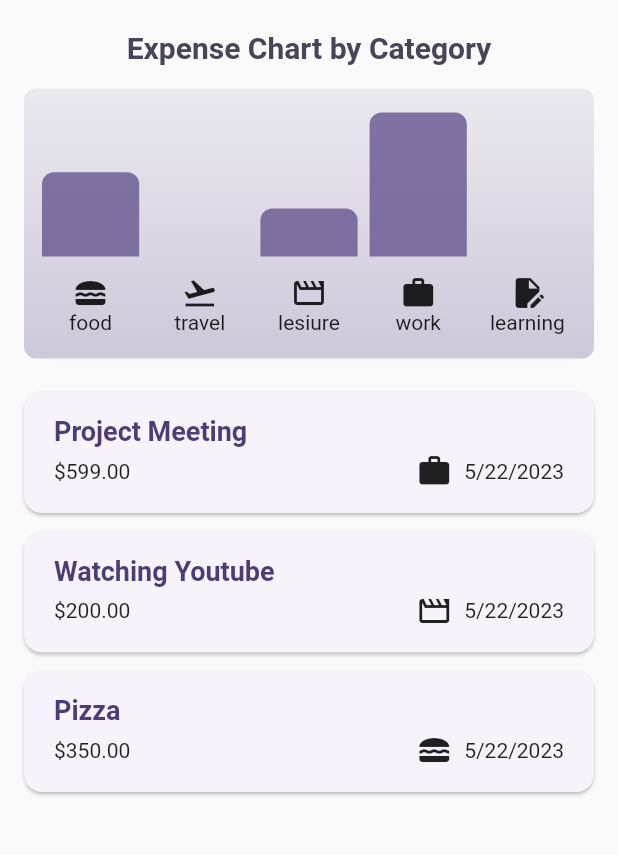
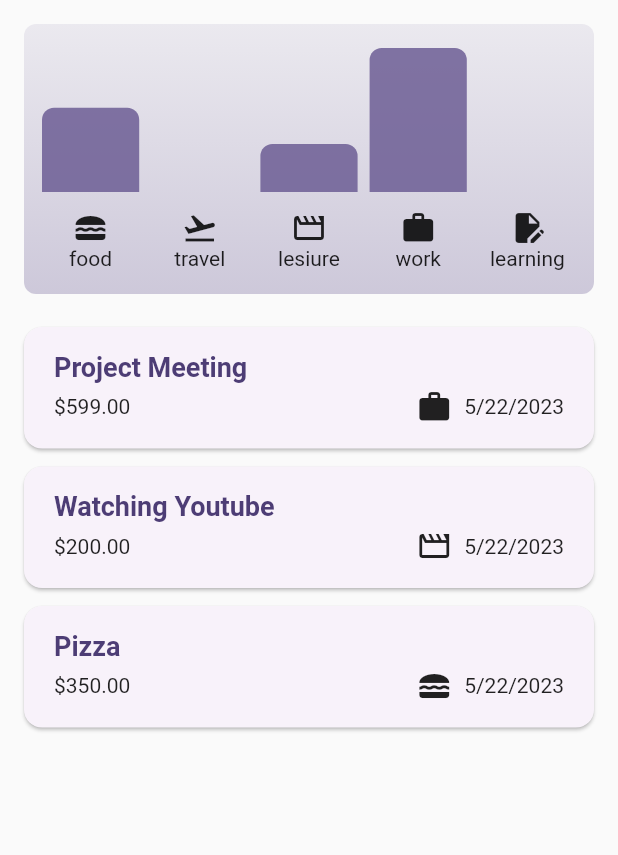
Before and after one commit to TeniG/Flutter_Expense_Tracker_App, a Flutter app: the screen it shows after launch, on a phone screen of 412 x 824 dp, the part 84-939 px from its top. Run offline on Flutter 3.47's test engine with Material 2 defaults, Android fonts, the phone set to English and light mode, and no system bars.

Commit message:
- code refactored removed the Chart Title

```diff
--- a/lib/widgets/expense_modal.dart
+++ b/lib/widgets/expense_modal.dart
@@ -108,8 +108,13 @@ class _ExpensesState extends State<ExpenseModal> {
 
   @override
   Widget build(BuildContext context) {
-    return Padding(
-      padding: const EdgeInsets.fromLTRB(30, 56, 30, 30),
+  // to get the ui element height which is overlapped (i.e keyboard)
+
+    return SizedBox(
+      height: double.infinity, // to make modal to take full height in landscape
+      child: SingleChildScrollView(
+        child: Padding(
+          padding:  const EdgeInsets.fromLTRB(30, 56, 30, 30),
           child: Column(
             children: [
               TextField(
@@ -215,6 +220,8 @@ class _ExpensesState extends State<ExpenseModal> {
               ),
             ],
           ),
+        ),
+      ),
     );
   }
 }
--- a/lib/widgets/expenses_screen.dart
+++ b/lib/widgets/expenses_screen.dart
@@ -100,40 +100,14 @@ class _ExpensesState extends State<Expenses> {
       body: (width < 600)
           ? Column(
               children: [
-                Column(children: [
-                  const SizedBox(height: 20),
-                  Text(
-                    "Expense Chart by Category",
-                    style: TextStyle(
-                      fontSize: 20,
-                      fontWeight: FontWeight.bold,
-                      color: Theme.of(context).colorScheme.onSecondaryContainer,
-                    ),
-                  ),
-                  ChartSection(expenseList: _registeredExpenses),
-                ]),
+                ChartSection(expenseList: _registeredExpenses),
                 mainWidget,
               ],
             )
           : Row(
               children: [
                 Expanded(
-                  child: Column(
-                    children: [
-                      const SizedBox(height: 20),
-                      Text(
-                        "Expense Chart by Category",
-                        style: TextStyle(
-                          fontSize: 20,
-                          fontWeight: FontWeight.bold,
-                          color: Theme.of(context)
-                              .colorScheme
-                              .onSecondaryContainer,
-                        ),
-                      ),
-                      ChartSection(expenseList: _registeredExpenses),
-                    ],
-                  ),
+                  child: ChartSection(expenseList: _registeredExpenses),
                 ),
                 mainWidget,
               ],
@@ -141,3 +115,59 @@ class _ExpensesState extends State<Expenses> {
     );
   }
 }
+
+
+
+//  return Scaffold(
+//       appBar: AppBar(
+//         title: const Text("Flutter Expense Tracker"),
+//         actions: [
+//           IconButton(
+//             onPressed: _openAddExpenseModalOverlay,
+//             icon: const Icon(Icons.add),
+//             color: Colors.white,
+//           ),
+//         ],
+//       ),
+//       body: (width < 600)
+//           ? Column(
+//               children: [
+//                 Column(children: [
+//                   const SizedBox(height: 20),
+//                   Text(
+//                     "Expense Chart by Category",
+//                     style: TextStyle(
+//                       fontSize: 20,
+//                       fontWeight: FontWeight.bold,
+//                       color: Theme.of(context).colorScheme.onSecondaryContainer,
+//                     ),
+//                   ),
+//                   ChartSection(expenseList: _registeredExpenses),
+//                 ]),
+//                 mainWidget,
+//               ],
+//             )
+//           : Row(
+//               children: [
+//                 Expanded(
+//                   child: Column(
+//                     children: [
+//                       const SizedBox(height: 20),
+//                       Text(
+//                         "Expense Chart by Category",
+//                         style: TextStyle(
+//                           fontSize: 20,
+//                           fontWeight: FontWeight.bold,
+//                           color: Theme.of(context)
+//                               .colorScheme
+//                               .onSecondaryContainer,
+//                         ),
+//                       ),
+//                       ChartSection(expenseList: _registeredExpenses),
+//                     ],
+//                   ),
+//                 ),
+//                 mainWidget,
+//               ],
+//             ),
+//     );
```
Lines whose indentation alone changed are shown as unchanged.
